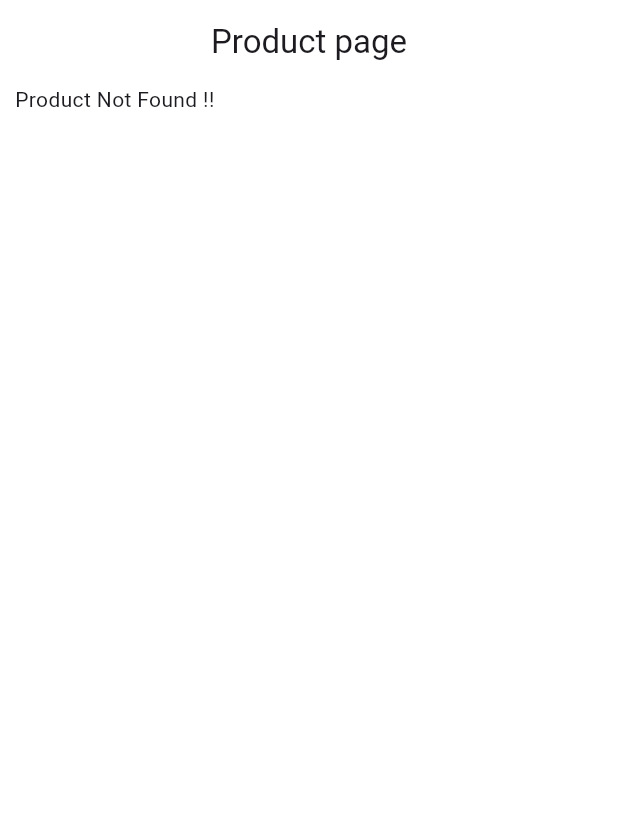
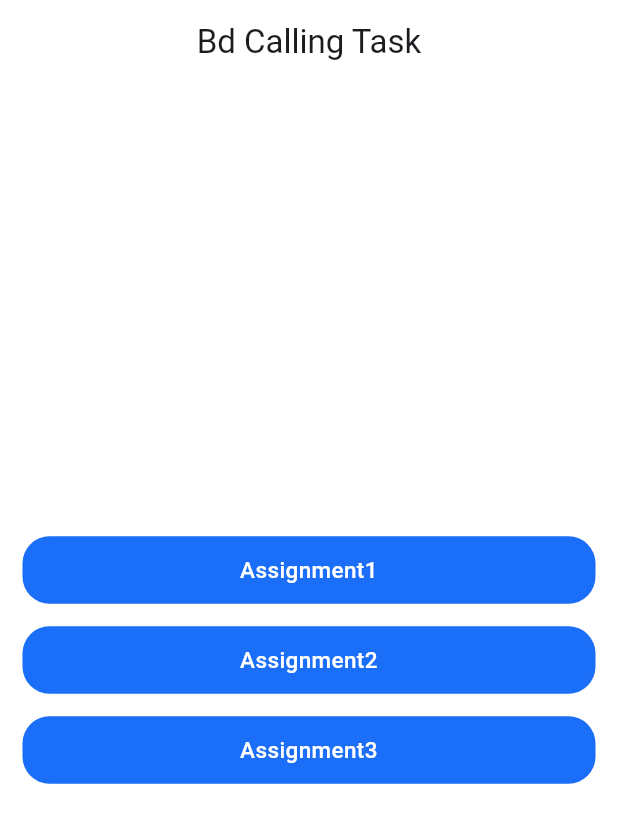
Before and after one commit to fahimshahariar09/technical_task, a Flutter app: the screen it shows after launch, on a phone screen of 412 x 824 dp. Shown: the top 823 px of the screen. Run offline on Flutter 3.47's test engine with Material 3 defaults, Android fonts, the phone set to English and light mode, and no system bars; our stand-ins replace connectivity_plus, flutter_easyloading, get, hive, hive_flutter, pin_code_fields; accounts and stored records are empty.

Commit message:
AllAssignmentScreen

```diff
--- a/lib/assignment1/auth/sign_in/view/sign_in_screen.dart
+++ b/lib/assignment1/auth/sign_in/view/sign_in_screen.dart
@@ -2,6 +2,7 @@ import 'package:flutter/material.dart';
 import 'package:get/get.dart';
 import 'package:technical_task/assignment1/auth/forget/view/forget_password.dart';
 import 'package:technical_task/assignment1/auth/sign_up/view/sign_up_screen.dart';
+import 'package:technical_task/assignment1/enable_location.dart';
 import 'package:technical_task/common_widget/custom_button.dart';
 import 'package:technical_task/common_widget/custom_text.dart';
 import 'package:technical_task/common_widget/custom_text_field.dart';
@@ -135,7 +136,9 @@ class _SignInScreenState extends State<SignInScreen> {
                   text: "Sign In",
                   fontSize: 16,
                   fontWeight: FontWeight.w500,
-                  onTap: () {},
+                  onTap: () {
+                    Get.to(EnableLocation());
+                  },
                 ),
                 SizedBox(height: 20),
                 Row(
--- a/lib/assignment1/selected_language.dart
+++ b/lib/assignment1/selected_language.dart
@@ -64,7 +64,6 @@ class _LanguageSelectionScreenState extends State<LanguageSelectionScreen> {
                 child: ElevatedButton(
                   onPressed: () {
                     if (selectedLanguage != null) {
-                      // Navigate to next screen or perform action
                       log('Selected: $selectedLanguage');
                     }
                   },
--- a/lib/assignment1/splash/view/splash_screen.dart
+++ b/lib/assignment1/splash/view/splash_screen.dart
@@ -16,7 +16,7 @@ class _SplashScreenState extends State<SplashScreen> {
   @override
   void initState() {
     super.initState();
-    Future.delayed(const Duration(seconds: 3), () {
+    Future.delayed(const Duration(seconds: 2), () {
       Get.to(OnBoardingView());
     });
   }
--- a/lib/main.dart
+++ b/lib/main.dart
@@ -4,9 +4,10 @@ import 'package:get/get.dart';
 import 'package:hive/hive.dart';
 import 'package:hive_flutter/hive_flutter.dart';
 import 'package:technical_task/assignment3/view/product_page.dart';
+import 'package:technical_task/setting/all_assignment_screen.dart';
 import 'package:technical_task/setting/hive_setting.dart';
 
-void main() async{
+void main() async {
   WidgetsFlutterBinding.ensureInitialized();
   await Hive.initFlutter();
   // Called Hive Settings
@@ -21,7 +22,7 @@ class MyApp extends StatelessWidget {
   Widget build(BuildContext context) {
     return GetMaterialApp(
       debugShowCheckedModeBanner: false,
-      home: ProductPage(),
+      home: AllAssignmentScreen(),
       builder: EasyLoading.init(),
     );
   }
--- /dev/null
+++ b/lib/setting/all_assignment_screen.dart
@@ -0,0 +1,53 @@
+import 'package:flutter/material.dart';
+import 'package:get/get.dart';
+import 'package:technical_task/assignment1/splash/view/splash_screen.dart';
+import 'package:technical_task/assignment2/view/product_screen.dart';
+import 'package:technical_task/assignment3/view/product_page.dart';
+import 'package:technical_task/common_widget/custom_button.dart';
+
+class AllAssignmentScreen extends StatelessWidget {
+  const AllAssignmentScreen({super.key});
+
+  @override
+  Widget build(BuildContext context) {
+    return Scaffold(
+      appBar: AppBar(
+        backgroundColor: Colors.white,
+        scrolledUnderElevation: 0,
+        title: Text("Bd Calling Task"),
+        centerTitle: true,
+      ),
+      backgroundColor: Colors.white,
+      body: Center(
+        child: Padding(
+          padding: const EdgeInsets.symmetric(horizontal: 15),
+          child: Column(
+            mainAxisAlignment: MainAxisAlignment.center,
+            children: [
+              CustomButton(
+                text: "Assignment1",
+                onTap: () {
+                  Get.to(() => SplashScreen());
+                },
+              ),
+              SizedBox(height: 15),
+              CustomButton(
+                text: "Assignment2",
+                onTap: () {
+                  Get.to(() => ProductScreen());
+                },
+              ),
+              SizedBox(height: 15),
+              CustomButton(
+                text: "Assignment3",
+                onTap: () {
+                  Get.to(() => ProductPage());
+                },
+              ),
+            ],
+          ),
+        ),
+      ),
+    );
+  }
+}
```
Also changed, not shown: lib/assignment1/auth/forget/view/reset_password.dart (+10 -2 lines), lib/assignment1/enable_location.dart (+8 -1 lines).
